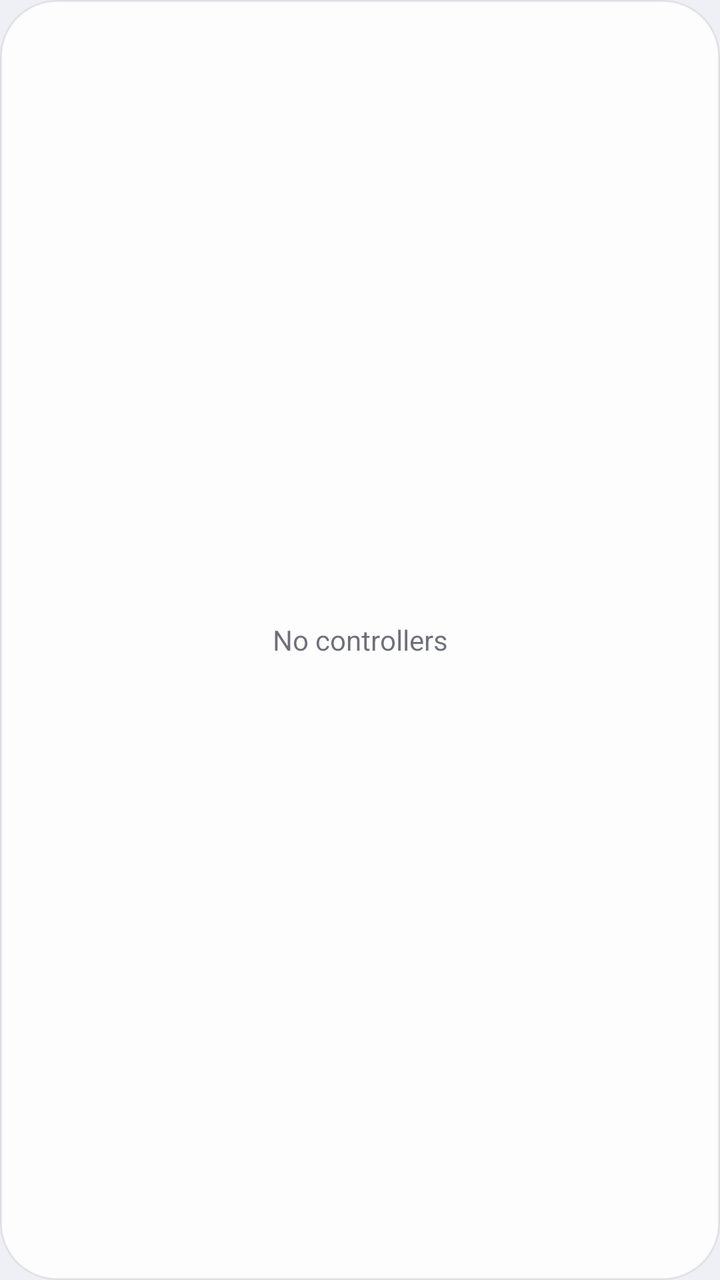
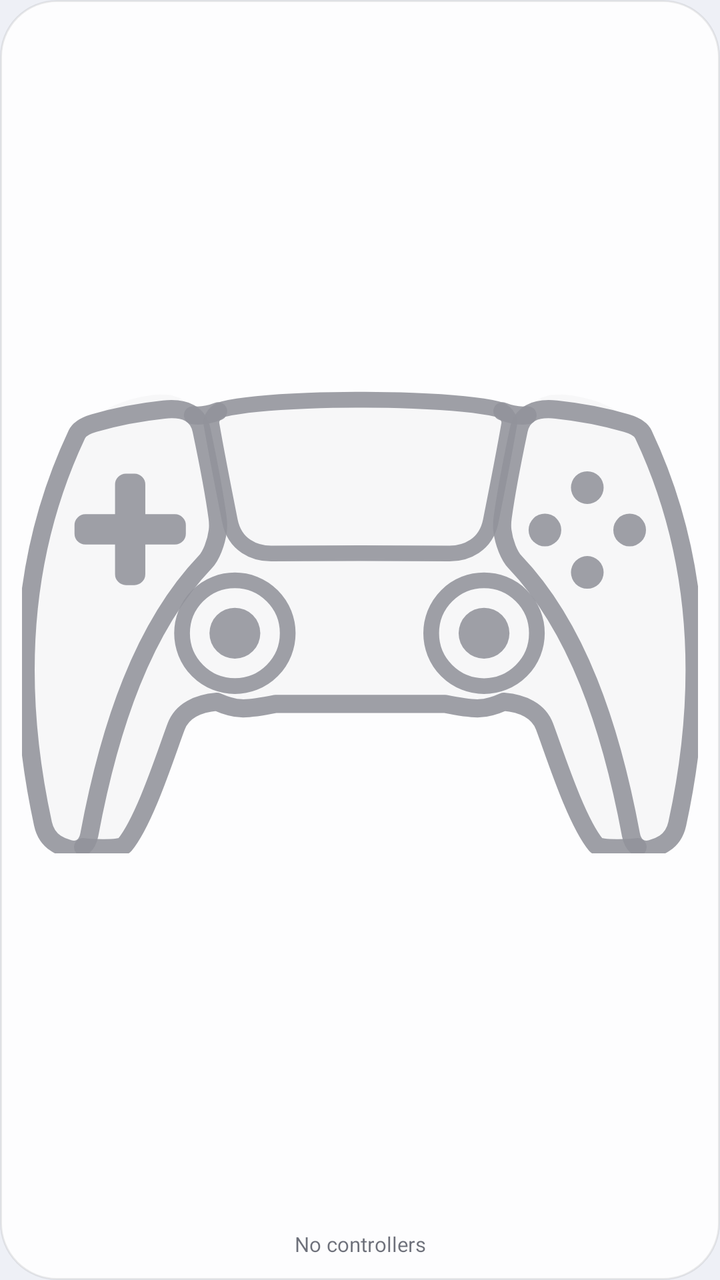

Two renders of the same Android screen: before a commit and after it. Below are the layout's source before the change and the commit's diff.
<!-- AndroidManifest.xml: application theme Theme.DualsenseManager -->
<!-- res/layout/widget_controllers.xml -->
<?xml version="1.0" encoding="utf-8"?>
<FrameLayout xmlns:android="http://schemas.android.com/apk/res/android"
    android:id="@+id/widget_root"
    android:layout_width="match_parent"
    android:layout_height="match_parent"
    android:background="@drawable/widget_background"
    android:padding="8dp">

    <GridView
        android:id="@+id/widget_grid"
        android:layout_width="match_parent"
        android:layout_height="match_parent"
        android:layout_gravity="center"
        android:columnWidth="88dp"
        android:horizontalSpacing="4dp"
        android:listSelector="@android:color/transparent"
        android:numColumns="auto_fit"
        android:stretchMode="columnWidth"
        android:verticalSpacing="4dp" />

    <TextView
        android:id="@+id/widget_empty"
        android:layout_width="match_parent"
        android:layout_height="match_parent"
        android:gravity="center"
        android:text="@string/no_controllers"
        android:textColor="@color/widget_text_secondary"
        android:textSize="14sp" />
</FrameLayout>
<!-- resources referenced by this layout -->
<resources>
  <color name="widget_text_secondary">#990E1222</color>
  <!-- drawable widget_background (drawable) -->
  <?xml version="1.0" encoding="utf-8"?>
  <shape xmlns:android="http://schemas.android.com/apk/res/android" android:shape="rectangle">
      <corners android:radius="@android:dimen/system_app_widget_background_radius" />
      <solid android:color="@color/widget_background" />
      <stroke android:width="1dp" android:color="@color/widget_rim" />
  </shape>
  <string name="no_controllers">No controllers</string>
  <style name="Theme.DualsenseManager" parent="android:Theme.Material.NoActionBar">
          <item name="android:windowBackground">@color/background</item>
          <item name="android:statusBarColor">@android:color/transparent</item>
          <item name="android:navigationBarColor">@android:color/transparent</item>
          <item name="android:windowLightStatusBar">@bool/light_bars</item>
          <item name="android:windowLightNavigationBar">@bool/light_bars</item>
          <item name="android:windowSplashScreenBackground">@color/background</item>
      </style>
  <color name="widget_background">#E6FFFFFF</color>
  <color name="widget_rim">#14000000</color>
  <color name="background">#EEF0F6</color>
</resources>

<!-- the commit's change to res/layout/widget_controllers.xml (unified diff, before → after) -->
@@ -4,26 +4,41 @@
     android:layout_width="match_parent"
     android:layout_height="match_parent"
     android:background="@drawable/widget_background"
-    android:padding="8dp">
+    android:padding="3dp">
 
-    <GridView
-        android:id="@+id/widget_grid"
+    <StackView
+        android:id="@+id/widget_stack"
         android:layout_width="match_parent"
         android:layout_height="match_parent"
-        android:layout_gravity="center"
-        android:columnWidth="88dp"
-        android:horizontalSpacing="4dp"
-        android:listSelector="@android:color/transparent"
-        android:numColumns="auto_fit"
-        android:stretchMode="columnWidth"
-        android:verticalSpacing="4dp" />
+        android:loopViews="true" />
 
-    <TextView
+    <LinearLayout
         android:id="@+id/widget_empty"
         android:layout_width="match_parent"
         android:layout_height="match_parent"
         android:gravity="center"
-        android:text="@string/no_controllers"
-        android:textColor="@color/widget_text_secondary"
-        android:textSize="14sp" />
+        android:orientation="vertical"
+        android:padding="8dp">
+
+        <ImageView
+            android:layout_width="match_parent"
+            android:layout_height="0dp"
+            android:layout_weight="1"
+            android:alpha="0.45"
+            android:importantForAccessibility="no"
+            android:scaleType="fitCenter"
+            android:src="@drawable/ic_art_lines_bold" />
+
+        <TextView
+            android:layout_width="match_parent"
+            android:layout_height="14dp"
+            android:layout_marginTop="4dp"
+            android:autoSizeMaxTextSize="11sp"
+            android:autoSizeMinTextSize="7sp"
+            android:autoSizeTextType="uniform"
+            android:gravity="center"
+            android:maxLines="1"
+            android:text="@string/no_controllers"
+            android:textColor="@color/widget_text_secondary" />
+    </LinearLayout>
 </FrameLayout>
<!-- resource entries referenced after the edit -->
@@ -1,6 +1,7 @@
 <!-- resources referenced by this layout -->
 <resources>
   <color name="widget_text_secondary">#990E1222</color>
+  <!-- drawable ic_art_lines_bold: vector/xml drawable (drawable, 6382 chars, omitted) -->
   <!-- drawable widget_background (drawable) -->
   <?xml version="1.0" encoding="utf-8"?>
   <shape xmlns:android="http://schemas.android.com/apk/res/android" android:shape="rectangle">
